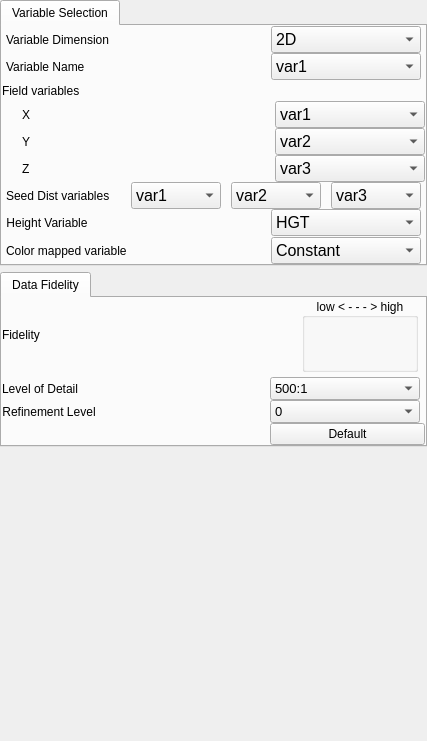
Before: the Qt Designer form apps/vaporgui/VariablesWidgetGUI.ui in StasJ/vapor-formatted, drawn with Qt 5.
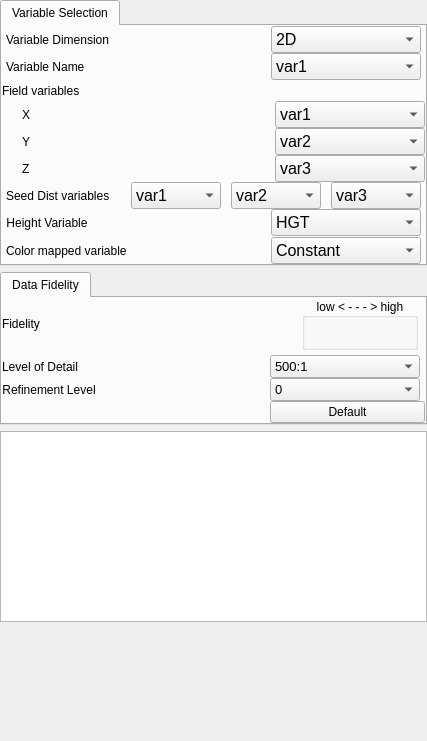
After: the same form once the commit is applied.

Commit message: Just need some final testing for VaporTable

Patch:
```diff
--- a/apps/vaporgui/VariablesWidgetGUI.ui
+++ b/apps/vaporgui/VariablesWidgetGUI.ui
@@ -1338,6 +1338,9 @@
      </widget>
     </widget>
    </item>
+   <item>
+    <widget class="QTableWidget" name="testTable"/>
+   </item>
    <item>
     <spacer name="verticalSpacer">
      <property name="orientation">
```
The commit also changes 4 other files.
